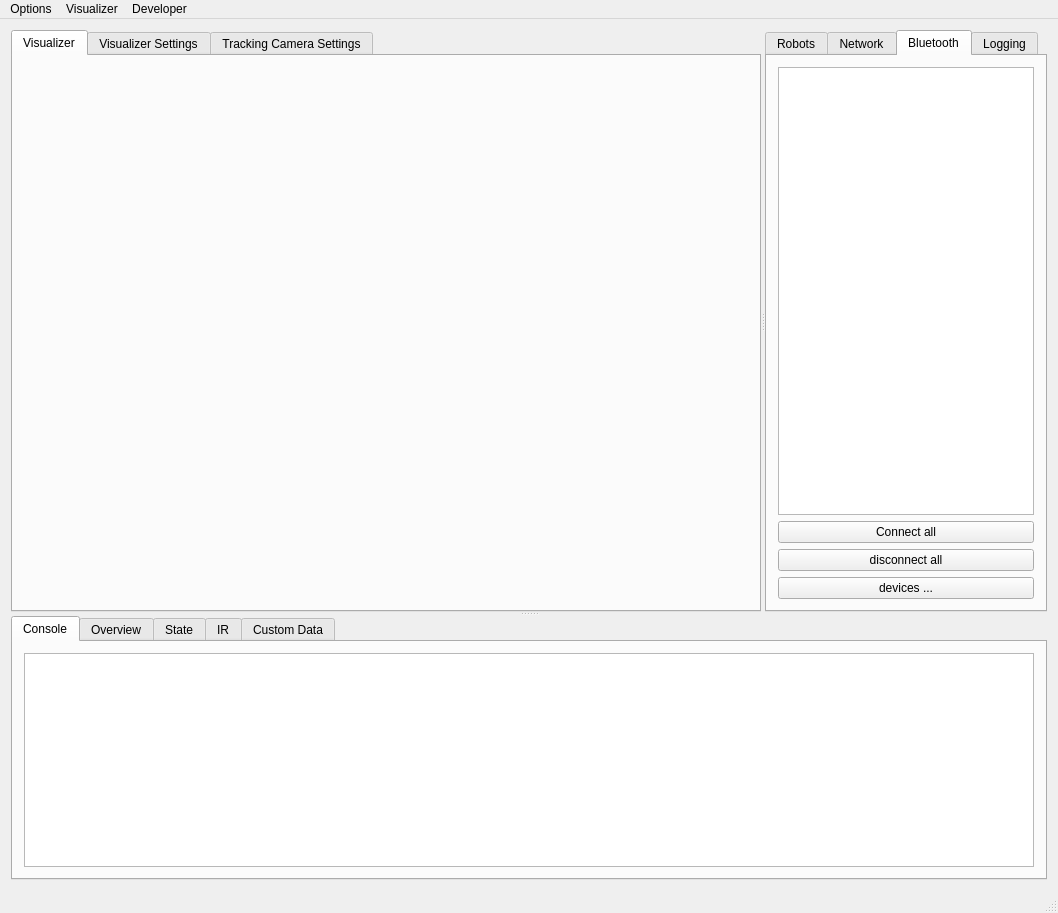
Qt form Application/UI/mainwindow.ui (yorkrobotlab/ardebug) before a commit.
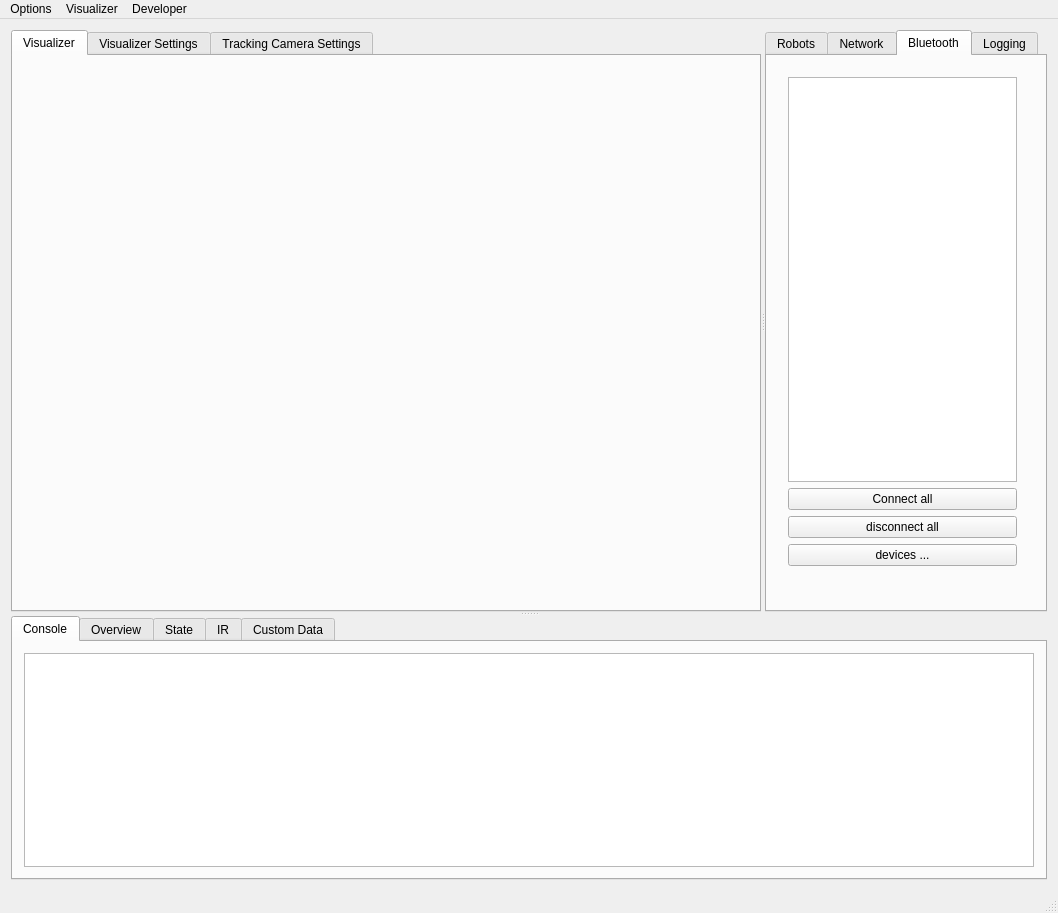
The same form after that commit. The open tabs and pages were chosen to show the change.

What changed in the file:
```diff
--- a/Application/UI/mainwindow.ui
+++ b/Application/UI/mainwindow.ui
@@ -283,7 +283,7 @@
        </widget>
        <widget class="QTabWidget" name="robotTabWidget">
         <property name="sizePolicy">
-         <sizepolicy hsizetype="Preferred" vsizetype="Preferred">
+         <sizepolicy hsizetype="Expanding" vsizetype="Expanding">
           <horstretch>0</horstretch>
           <verstretch>4</verstretch>
          </sizepolicy>
@@ -355,16 +355,18 @@
          <attribute name="title">
           <string>Bluetooth</string>
          </attribute>
+         <widget class="QWidget" name="verticalLayoutWidget">
+          <property name="geometry">
+           <rect>
+            <x>10</x>
+            <y>10</y>
+            <width>251</width>
+            <height>511</height>
+           </rect>
+          </property>
          <layout class="QVBoxLayout" name="verticalLayout_9">
           <item>
-           <widget class="QListView" name="bluetoothlist">
-            <property name="sizePolicy">
-             <sizepolicy hsizetype="Preferred" vsizetype="MinimumExpanding">
-              <horstretch>0</horstretch>
-              <verstretch>0</verstretch>
-             </sizepolicy>
-            </property>
-           </widget>
+            <widget class="QListView" name="bluetoothlist"/>
           </item>
           <item>
            <widget class="QPushButton" name="bluetoothListenButton">
@@ -381,16 +383,14 @@
            </widget>
           </item>
           <item>
-           <widget class="QPushButton" name="pushButton_2">
-            <property name="autoFillBackground">
-             <bool>false</bool>
-            </property>
+            <widget class="QPushButton" name="bluetoothConfigButton">
             <property name="text">
              <string>devices ...</string>
             </property>
            </widget>
           </item>
          </layout>
+         </widget>
         </widget>
         <widget class="QWidget" name="loggingTab">
          <attribute name="title">
```
Lines whose indentation alone changed are shown as unchanged.
